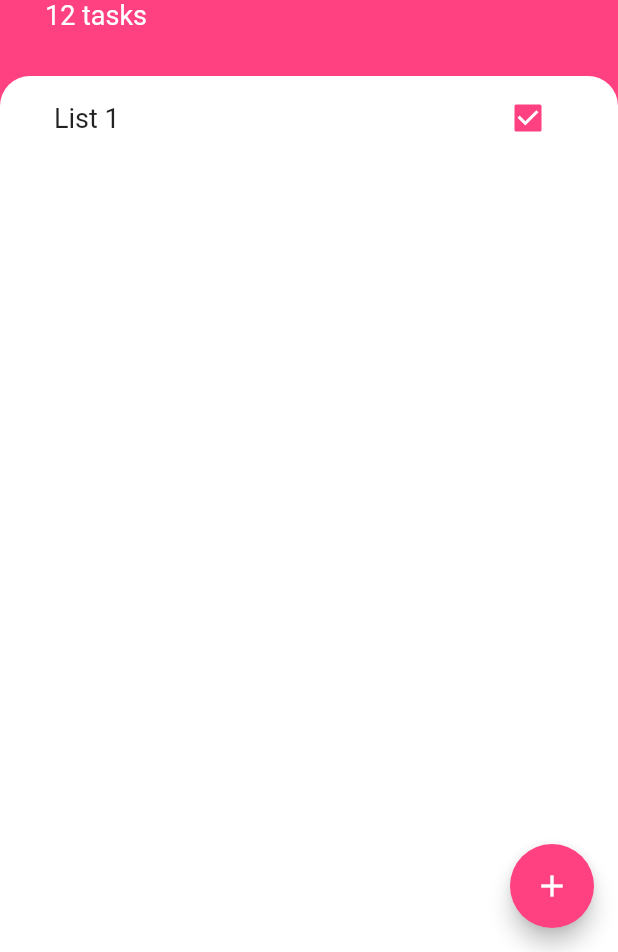
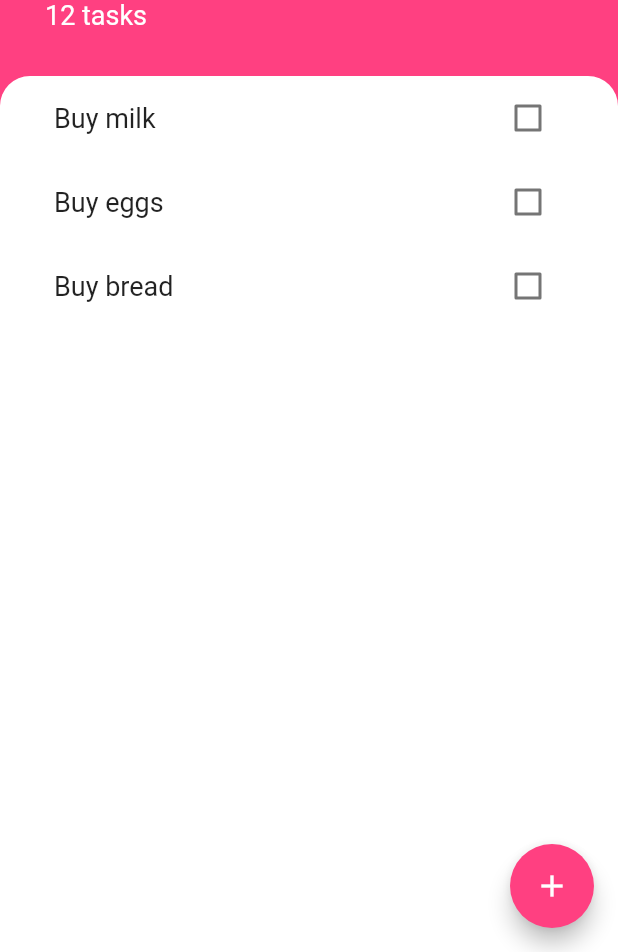
Before and after one commit to Naiarasantos30/todo_app, a Flutter app: the screen it shows after launch, on a phone screen of 412 x 824 dp, the part 284-1236 px from its top. Run offline on Flutter 3.47's test engine with Material 2 defaults, Android fonts, the phone set to English and light mode, and no system bars.

Commit message:
feat: add state to tasks and list view

```diff
--- /dev/null
+++ b/lib/models/task.dart
@@ -0,0 +1,10 @@
+class Task {
+  final String name;
+  bool isDone;
+
+  Task({this.name, this.isDone = false});
+
+  void toggleDone() {
+    isDone = !isDone;
+  }
+}
--- /dev/null
+++ b/lib/widgets/task_checkbox.dart
@@ -0,0 +1,17 @@
+import 'package:flutter/material.dart';
+
+class TaskCheckbox extends StatelessWidget {
+  final bool isChecked;
+  final Function checkBox;
+
+  TaskCheckbox({this.isChecked, this.checkBox});
+
+  @override
+  Widget build(BuildContext context) {
+    return Checkbox(
+      activeColor: Colors.pinkAccent,
+      value: isChecked,
+      onChanged: checkBox,
+    );
+  }
+}
--- a/lib/widgets/task_view.dart
+++ b/lib/widgets/task_view.dart
@@ -1,13 +1,34 @@
 import 'package:flutter/material.dart';
+import 'package:todoapp/models/task.dart';
 import 'package:todoapp/widgets/tile_list.dart';
 
-class TaskView extends StatelessWidget {
+class TaskView extends StatefulWidget {
+  @override
+  _TaskViewState createState() => _TaskViewState();
+}
+
+class _TaskViewState extends State<TaskView> {
+  List<Task> tasks = [
+    Task(name: 'Buy milk'),
+    Task(name: 'Buy eggs'),
+    Task(name: 'Buy bread'),
+  ];
+
   @override
   Widget build(BuildContext context) {
-    return ListView(
-      children: <Widget>[
-        TaskTile(),
-      ],
+    return ListView.builder(
+      itemBuilder: (context, index) {
+        return TaskTile(
+          isChecked: tasks[index].isDone,
+          title: tasks[index].name,
+          checkBox: (checkboxState) {
+            setState(() {
+              tasks[index].toggleDone();
+            });
+          },
+        );
+      },
+      itemCount: tasks.length,
     );
   }
 }
--- a/lib/widgets/tile_list.dart
+++ b/lib/widgets/tile_list.dart
@@ -1,18 +1,25 @@
 import 'package:flutter/material.dart';
+import 'package:todoapp/widgets/task_checkbox.dart';
 
 class TaskTile extends StatelessWidget {
+  final bool isChecked;
+  final String title;
+  final Function checkBox;
+
+  TaskTile({this.isChecked, this.title, this.checkBox});
+
   @override
   Widget build(BuildContext context) {
     return ListTile(
-      trailing: Checkbox(
-        activeColor: Colors.pinkAccent,
-        value: true,
-        onChanged: (value) {},
+      trailing: TaskCheckbox(
+        isChecked: isChecked,
+        checkBox: this.checkBox,
       ),
       title: Text(
-        'List 1',
+        title,
         style: TextStyle(
           fontSize: 18.0,
+          decoration: isChecked ? TextDecoration.lineThrough : null,
         ),
       ),
     );
```
